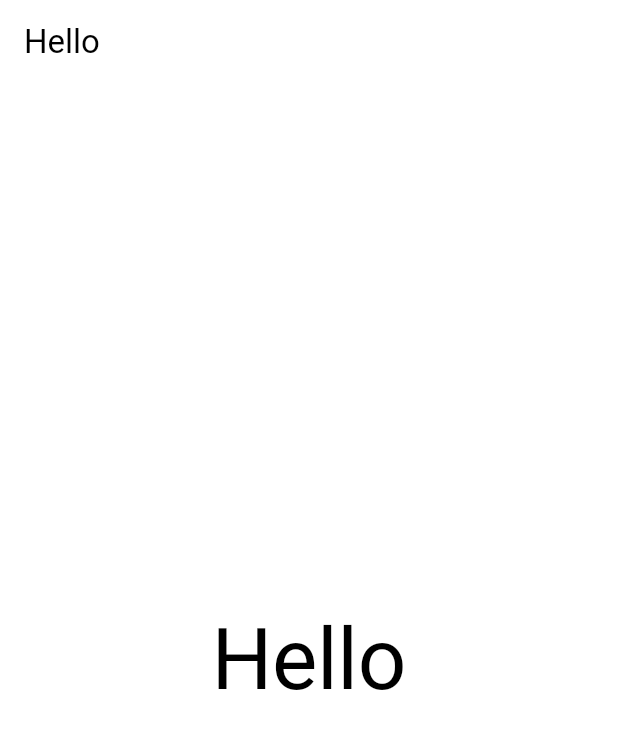
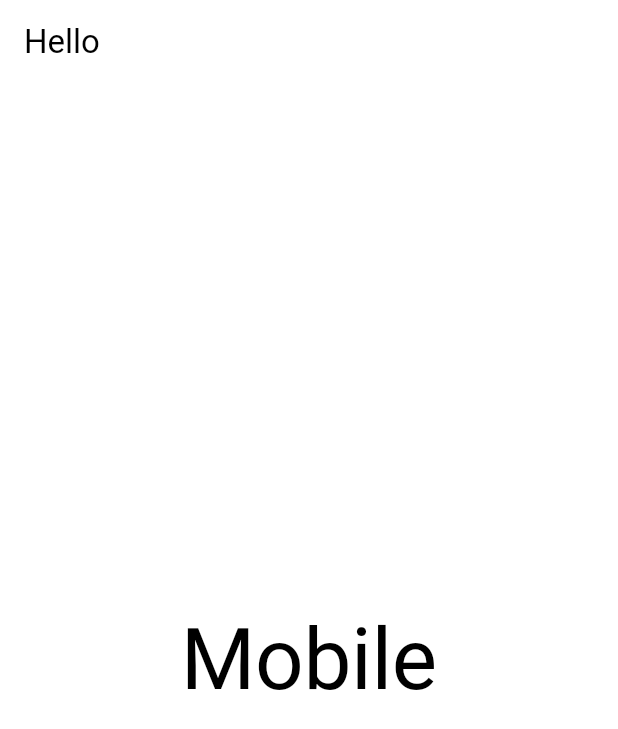
Before and after one commit to Myoungmin/flutter_initial_template, a Flutter app: the screen it shows after launch, on a phone screen of 412 x 824 dp. Shown: the top 729 px of the screen. Run offline on Flutter 3.47's test engine with Material 3 defaults, Android fonts, the phone set to English and light mode, and no system bars.

Commit message:
mobile, tablet, desktop의 width를 지정하여 반응형 UI 구현
- theme\res\layout.dart
    - Breakpoints
        - 기기 폭이 변할 때 UI를 변경하는 지점을 Breakpoints라고 부른다.
    - BuildContext를 확장한 LayoutExt
        - screenSize : MediaQuery.of(context).size를 활용하면 현재 기기의 크기를 가져올 수 있다.
        - layout() : screenSize와 Breakpoints 값을 기준으로 현재 기기를 화면에 맞는 값을 반환하는 함수

- theme\component\constrained_screen.dart
    - ConstrainedScreen
        - 최대 크기보다 스크린 크기가 커져도 일정 너비 유지
        - ConstraiedBox 위젯을 사용하면 자식 위젯의 크기에 제약을 줄 수 있다.

- route_path.dart에서 MaterialPageRoute의 page를 ConstrainedScreen 위젯으로 감싸준다.

- widget에 build에서 context.layout으로 스크린 크기에 따른 원하는 값 반환

```diff
--- a/lib/src/view/main/main_view.dart
+++ b/lib/src/view/main/main_view.dart
@@ -3,6 +3,7 @@ import 'package:flutter_initial_template/src/service/theme_service.dart';
 import 'package:flutter_initial_template/src/view/base_view.dart';
 import 'package:flutter_initial_template/src/view/main/main_view_model.dart';
 import 'package:flutter_initial_template/theme/component/base_dialog.dart';
+import 'package:flutter_initial_template/theme/res/layout.dart';
 import 'package:flutter_initial_template/util/lang/generated/l10n.dart';
 
 class MainView extends StatelessWidget {
@@ -55,7 +56,12 @@ class MainView extends StatelessWidget {
               );
             },
             child: Text(
-              S.current.hello,
+              context.layout(
+                S.current.desktop,
+                mobile: S.current.mobile,
+                tablet: S.current.tablet,
+                desktop: S.current.desktop,
+              ),
               style: context.textTheme.displayLarge?.copyWith(
                 color: context.colorScheme.onSurface,
               ),
--- /dev/null
+++ b/lib/theme/component/constrained_screen.dart
@@ -0,0 +1,26 @@
+import 'package:flutter/material.dart';
+import 'package:flutter_initial_template/src/service/theme_service.dart';
+import 'package:flutter_initial_template/theme/res/layout.dart';
+
+class ConstrainedScreen extends StatelessWidget {
+  const ConstrainedScreen({
+    super.key,
+    required this.child,
+  });
+
+  final Widget child;
+
+  @override
+  Widget build(BuildContext context) {
+    return Container(
+      alignment: Alignment.center,
+      color: context.colorScheme.surface,
+      child: ConstrainedBox(
+        constraints: const BoxConstraints(
+          maxWidth: Breakpoints.desktop,
+        ),
+        child: child,
+      ),
+    );
+  }
+}
--- /dev/null
+++ b/lib/theme/res/layout.dart
@@ -0,0 +1,32 @@
+import 'package:flutter/material.dart';
+
+abstract class Breakpoints {
+  /// Device max width
+  static const double mobile = 600;
+  static const double tablet = 1000;
+  static const double desktop = 1190;
+
+  /// BottomSheet max width
+  static const double bottomSheet = 600;
+}
+
+extension LayoutExt on BuildContext {
+  /// Screen size
+  Size get screenSize => MediaQuery.of(this).size;
+
+  /// Responsive layout
+  T layout<T>(
+    T base, {
+    T? mobile,
+    T? tablet,
+    T? desktop,
+  }) {
+    if (screenSize.width < Breakpoints.mobile) {
+      return mobile ?? base;
+    } else if (screenSize.width < Breakpoints.tablet) {
+      return tablet ?? base;
+    } else {
+      return desktop ?? base;
+    }
+  }
+}
--- a/lib/util/lang/l10n/intl_en.arb
+++ b/lib/util/lang/l10n/intl_en.arb
@@ -1,5 +1,8 @@
 {
     "@@locale": "en",
     "hello": "Hello",
-    "cancel": "Cancel"
+    "cancel": "Cancel",
+    "mobile": "Mobile",
+    "tablet": "Tablet",
+    "desktop": "Desktop"
 }
--- a/lib/util/lang/l10n/intl_ko.arb
+++ b/lib/util/lang/l10n/intl_ko.arb
@@ -1,5 +1,8 @@
 {
     "@@locale": "ko",
     "hello": "안녕",
-    "cancel": "취소"
+    "cancel": "취소",
+    "mobile": "Mobile",
+    "tablet": "Tablet",
+    "desktop": "Desktop"
 }
--- a/lib/util/route_path.dart
+++ b/lib/util/route_path.dart
@@ -1,5 +1,6 @@
 import 'package:flutter/material.dart';
 import 'package:flutter_initial_template/src/view/main/main_view.dart';
+import 'package:flutter_initial_template/theme/component/constrained_screen.dart';
 
 abstract class RoutePath {
   static const String main = 'main';
@@ -13,7 +14,7 @@ abstract class RoutePath {
     }
 
     return MaterialPageRoute(
-      builder: (context) => page,
+      builder: (context) => ConstrainedScreen(child: page),
     );
   }
 }
```
Also changed, not shown: lib/util/lang/generated/intl/messages_en.dart, lib/util/lang/generated/intl/messages_ko.dart, lib/util/lang/generated/l10n.dart.
